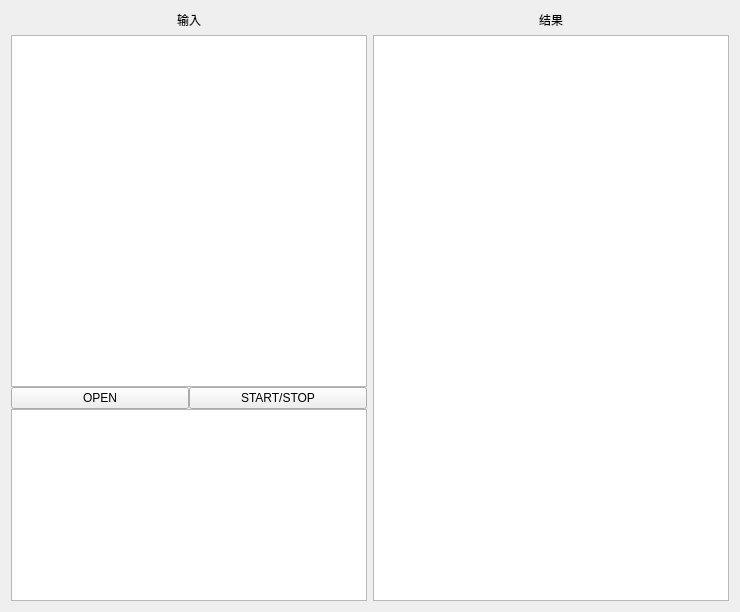
Before: the Qt Designer form pyqt5_model/带ui带并行/ui.ui in unreal555/pystudy, drawn with Qt 5.
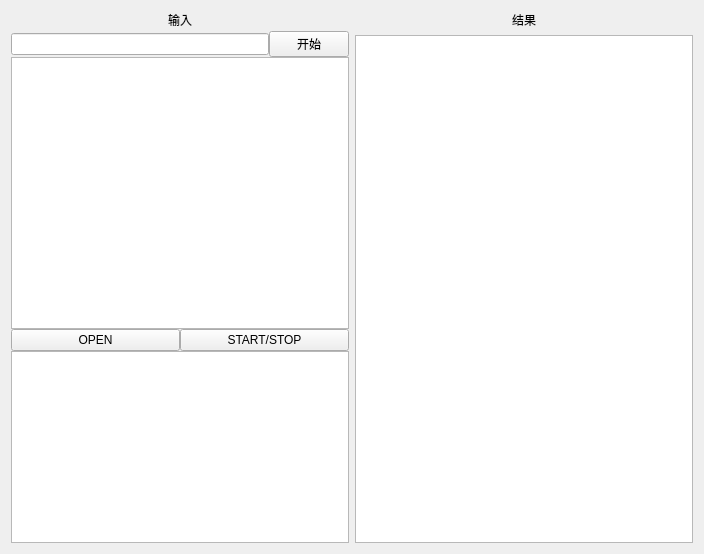
After: the same form once the commit is applied.

Diff of the .ui file:
```diff
--- a/pyqt5_model/带ui带并行/ui.ui
+++ b/pyqt5_model/带ui带并行/ui.ui
@@ -9,8 +9,8 @@
    <rect>
     <x>0</x>
     <y>0</y>
-    <width>740</width>
-    <height>612</height>
+    <width>704</width>
+    <height>554</height>
    </rect>
   </property>
   <property name="acceptDrops">
@@ -19,41 +19,8 @@
   <property name="windowTitle">
    <string>Form</string>
   </property>
-  <layout class="QGridLayout" name="gridLayout_2">
-   <item row="1" column="1">
-    <widget class="QTextEdit" name="outPut">
-     <property name="sizePolicy">
-      <sizepolicy hsizetype="Expanding" vsizetype="Expanding">
-       <horstretch>0</horstretch>
-       <verstretch>0</verstretch>
-      </sizepolicy>
-     </property>
-     <property name="acceptDrops">
-      <bool>false</bool>
-     </property>
-     <property name="readOnly">
-      <bool>true</bool>
-     </property>
-     <property name="html">
-      <string>&lt;!DOCTYPE HTML PUBLIC &quot;-//W3C//DTD HTML 4.0//EN&quot; &quot;http://www.w3.org/TR/REC-html40/strict.dtd&quot;&gt;
-&lt;html&gt;&lt;head&gt;&lt;meta name=&quot;qrichtext&quot; content=&quot;1&quot; /&gt;&lt;style type=&quot;text/css&quot;&gt;
-p, li { white-space: pre-wrap; }
-&lt;/style&gt;&lt;/head&gt;&lt;body style=&quot; font-family:'SimSun'; font-size:9pt; font-weight:400; font-style:normal;&quot;&gt;
-&lt;p style=&quot;-qt-paragraph-type:empty; margin-top:0px; margin-bottom:0px; margin-left:0px; margin-right:0px; -qt-block-indent:0; text-indent:0px;&quot;&gt;&lt;br /&gt;&lt;/p&gt;&lt;/body&gt;&lt;/html&gt;</string>
-     </property>
-    </widget>
-   </item>
-   <item row="0" column="0">
-    <widget class="QLabel" name="label_2">
-     <property name="text">
-      <string>输入</string>
-     </property>
-     <property name="alignment">
-      <set>Qt::AlignCenter</set>
-     </property>
-    </widget>
-   </item>
-   <item row="1" column="0">
+  <layout class="QHBoxLayout" name="horizontalLayout_6">
+   <item>
     <layout class="QGridLayout" name="gridLayout">
      <property name="sizeConstraint">
       <enum>QLayout::SetMaximumSize</enum>
@@ -64,10 +31,30 @@
      <property name="verticalSpacing">
       <number>2</number>
      </property>
-     <item row="0" column="0">
+     <item row="1" column="0">
       <layout class="QVBoxLayout" name="verticalLayout">
        <item>
         <layout class="QVBoxLayout" name="verticalLayout_4">
+         <item>
+          <layout class="QHBoxLayout" name="horizontalLayout_5">
+           <item>
+            <widget class="QLineEdit" name="lineEdit"/>
+           </item>
+           <item>
+            <widget class="QPushButton" name="startButton">
+             <property name="sizePolicy">
+              <sizepolicy hsizetype="Minimum" vsizetype="Maximum">
+               <horstretch>0</horstretch>
+               <verstretch>0</verstretch>
+              </sizepolicy>
+             </property>
+             <property name="text">
+              <string>开始</string>
+             </property>
+            </widget>
+           </item>
+          </layout>
+         </item>
          <item>
           <widget class="QGraphicsView" name="input_view">
            <property name="sizePolicy">
@@ -128,19 +115,56 @@
        </item>
       </layout>
      </item>
+     <item row="0" column="0">
+      <widget class="QLabel" name="label_2">
+       <property name="text">
+        <string>输入</string>
+       </property>
+       <property name="alignment">
+        <set>Qt::AlignCenter</set>
+       </property>
+      </widget>
+     </item>
     </layout>
    </item>
-   <item row="0" column="1">
-    <widget class="QLabel" name="label">
-     <property name="text">
-      <string>结果</string>
-     </property>
-     <property name="alignment">
-      <set>Qt::AlignCenter</set>
-     </property>
-    </widget>
+   <item>
+    <layout class="QVBoxLayout" name="verticalLayout_2">
+     <item>
+      <widget class="QLabel" name="label">
+       <property name="text">
+        <string>结果</string>
+       </property>
+       <property name="alignment">
+        <set>Qt::AlignCenter</set>
+       </property>
+      </widget>
+     </item>
+     <item>
+      <widget class="QTextEdit" name="outPut">
+       <property name="sizePolicy">
+        <sizepolicy hsizetype="Expanding" vsizetype="Expanding">
+         <horstretch>0</horstretch>
+         <verstretch>0</verstretch>
+        </sizepolicy>
+       </property>
+       <property name="acceptDrops">
+        <bool>false</bool>
+       </property>
+       <property name="readOnly">
+        <bool>true</bool>
+       </property>
+       <property name="html">
+        <string>&lt;!DOCTYPE HTML PUBLIC &quot;-//W3C//DTD HTML 4.0//EN&quot; &quot;http://www.w3.org/TR/REC-html40/strict.dtd&quot;&gt;
+&lt;html&gt;&lt;head&gt;&lt;meta name=&quot;qrichtext&quot; content=&quot;1&quot; /&gt;&lt;style type=&quot;text/css&quot;&gt;
+p, li { white-space: pre-wrap; }
+&lt;/style&gt;&lt;/head&gt;&lt;body style=&quot; font-family:'SimSun'; font-size:9pt; font-weight:400; font-style:normal;&quot;&gt;
+&lt;p style=&quot;-qt-paragraph-type:empty; margin-top:0px; margin-bottom:0px; margin-left:0px; margin-right:0px; -qt-block-indent:0; text-indent:0px;&quot;&gt;&lt;br /&gt;&lt;/p&gt;&lt;/body&gt;&lt;/html&gt;</string>
+       </property>
+      </widget>
+     </item>
+    </layout>
    </item>
-   <item row="1" column="2">
+   <item>
     <layout class="QHBoxLayout" name="horizontalLayout"/>
    </item>
   </layout>
```
